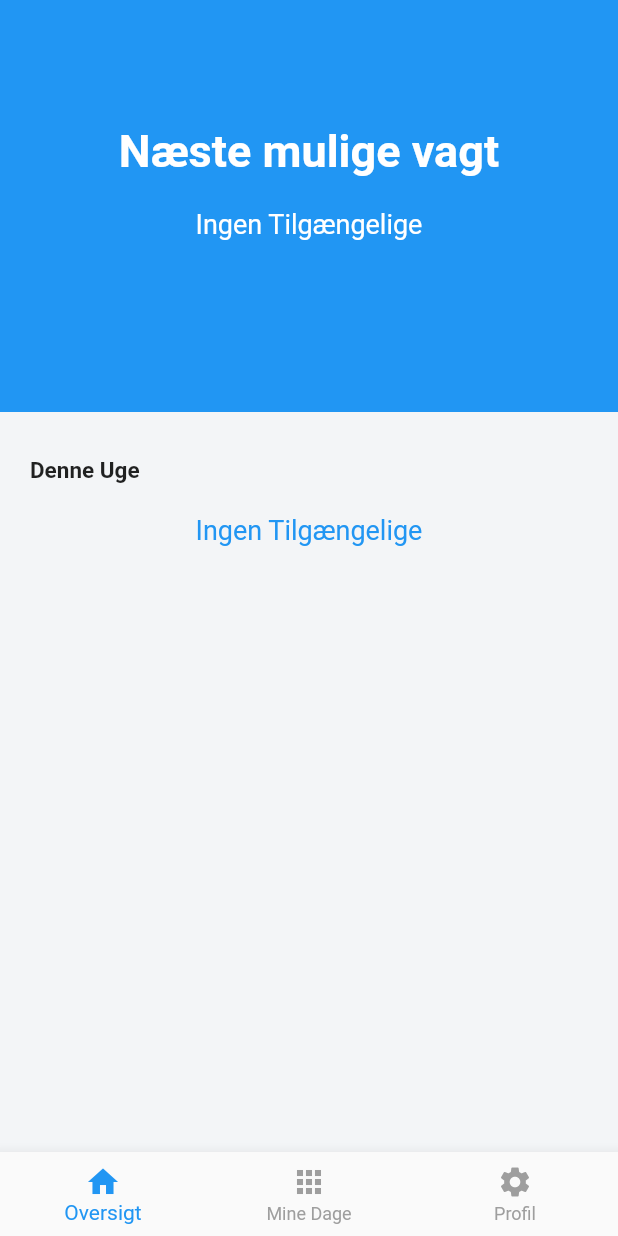
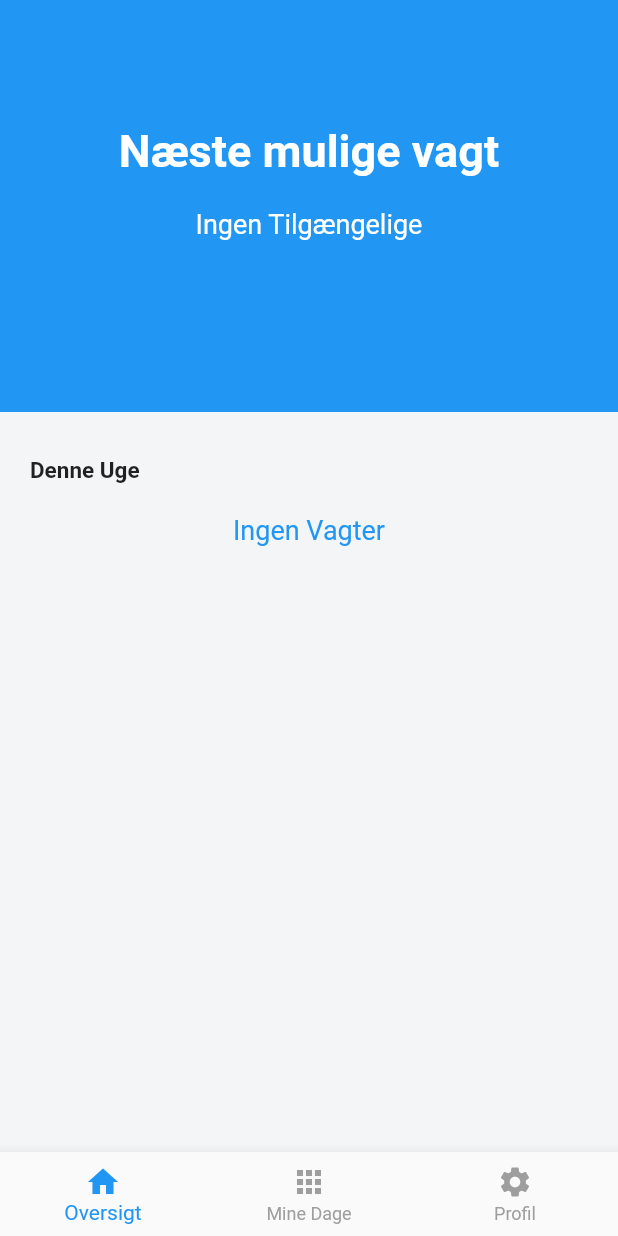
Before and after one commit to ammarOdin/odinvikar, a Flutter app: the screen it shows after launch, on a phone screen of 412 x 824 dp. Run offline on Flutter 3.47's test engine with Material 2 defaults, Android fonts, the phone set to English and light mode, and no system bars; our stand-ins replace cloud_firestore, firebase_core, sliding_sheet, table_calendar; accounts and stored records are empty.

```diff
--- a/lib/main_screens/home_screen.dart
+++ b/lib/main_screens/home_screen.dart
@@ -64,7 +64,7 @@ class _State extends State<HomeScreen> {
             builder: (BuildContext context, AsyncSnapshot<QuerySnapshot> snapshot){
               if (snapshot.data!.docs.isEmpty){
                 return const Center(child: Text(
-                  "Ingen Tilgængelige",
+                  "Ingen Vagter",
                   style: TextStyle(color: Colors.blue, fontSize: 18),
                 ),);
               }
--- a/lib/main_screens/own_days.dart
+++ b/lib/main_screens/own_days.dart
@@ -141,6 +141,11 @@ class _State extends State<OwnDaysScreen> {
               builder: (BuildContext context, AsyncSnapshot<QuerySnapshot> snapshot){
                 if (!snapshot.hasData){
                   return const Center(child: CircularProgressIndicator(),);
+                } else if (snapshot.data!.docs.isEmpty){
+                  return const Center(child: Text(
+                    "Ingen Vagter",
+                    style: TextStyle(color: Colors.blue, fontSize: 18),
+                  ),);
                 }
                 return Column(
                   children: snapshot.data!.docs.map((document){
@@ -179,13 +184,7 @@ class _State extends State<OwnDaysScreen> {
             builder: (BuildContext context, AsyncSnapshot<QuerySnapshot> snapshot){
               if (!snapshot.hasData){
                 return const Center(child: CircularProgressIndicator(),);
-              } else if (snapshot.data!.docs.isEmpty){
-                return const Center(child: Text(
-                  "Ingen Tilgængelige",
-                  style: TextStyle(color: Colors.blue, fontSize: 18),
-                ),);
               }
-
                 return Column(
                 children: snapshot.data!.docs.map((document){
                   return Column(children: [
```
